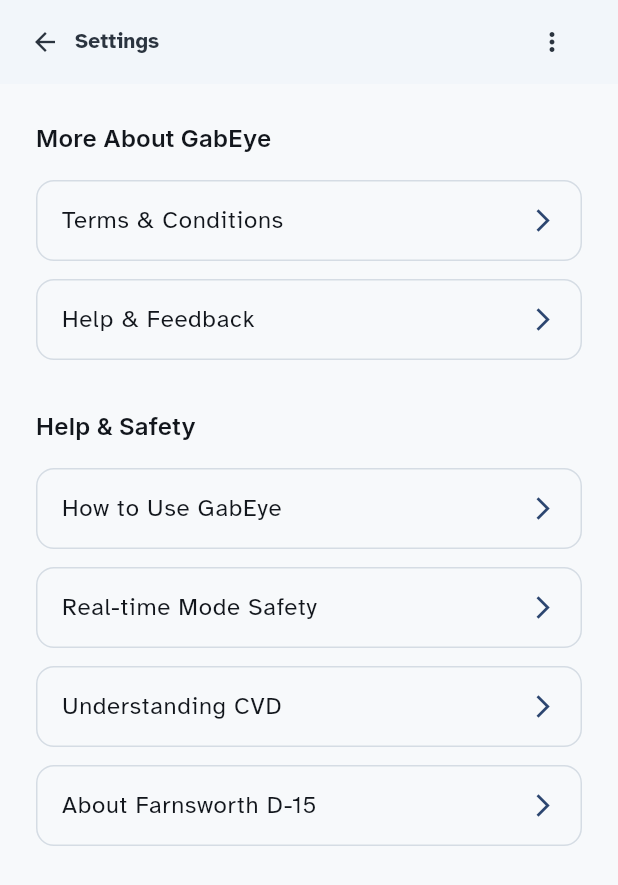
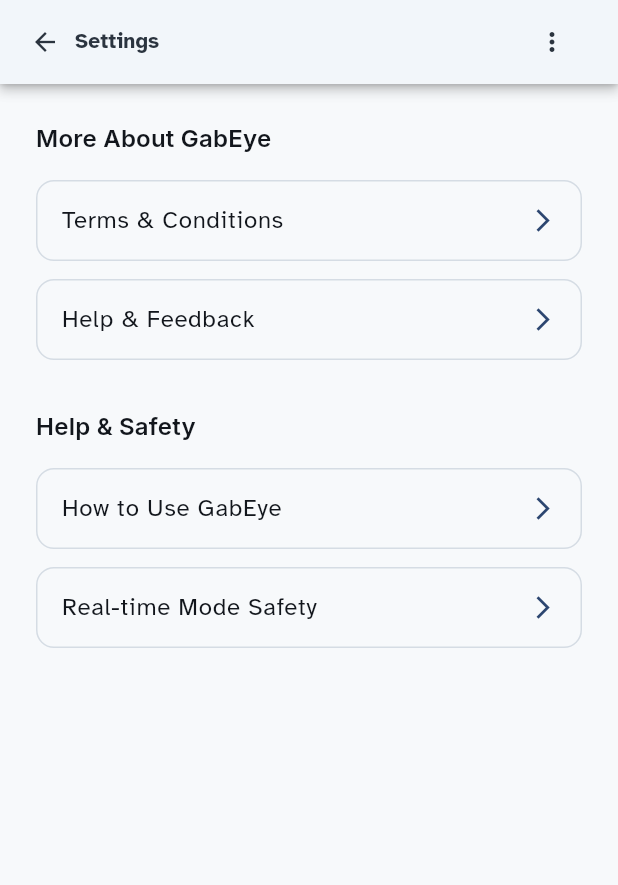
Before and after one commit to dinonIsaig/GabEye, a Flutter app: the GabEyeSettingsScreen screen opened by its route, on a phone screen of 412 x 824 dp. Shown: the top 885 px of the screen. Run offline on Flutter 3.47's test engine with Material 3 defaults, Android fonts, the phone set to English and light mode, and no system bars; our stand-ins replace flutter_svg, google_fonts.

Commit message:
Fixed upper navbar shadow issue, fixed article heading svg to png, remove unnecessary assets/ features in some pages

```diff
--- a/lib/components/navbar/article_navbar.dart
+++ b/lib/components/navbar/article_navbar.dart
@@ -60,11 +60,25 @@
 
     return Material(
       color: colorScheme.surfaceContainer,
-      elevation: _isScrolledUnder ? 6 : 0,
-      shadowColor: Colors.black.withValues(alpha: 0.6),
+      elevation: 3,
+      shadowColor: Colors.black.withValues(alpha: 0.3),
       surfaceTintColor: Colors.transparent,
       child: Container(
-        decoration: BoxDecoration(color: colorScheme.surfaceContainer),
+        decoration: BoxDecoration(
+          color: colorScheme.surfaceContainer,
+          boxShadow: [
+            BoxShadow(
+              color: Colors.black.withValues(alpha: 0.18),
+              blurRadius: 6,
+              offset: const Offset(0, 3),
+            ),
+            BoxShadow(
+              color: Colors.black.withValues(alpha: 0.12),
+              blurRadius: 2,
+              offset: const Offset(0, 1),
+            ),
+          ],
+        ),
         child: SafeArea(
           bottom: false,
           child: SizedBox(
--- a/lib/features/assessment/widgets/pre_assessment_hero_header.dart
+++ b/lib/features/assessment/widgets/pre_assessment_hero_header.dart
@@ -1,5 +1,4 @@
 import 'package:flutter/material.dart';
-import 'package:flutter_svg/flutter_svg.dart';
 
 class PreAssessmentHeroHeader extends StatelessWidget {
   final String title;
@@ -22,8 +21,8 @@
               borderRadius: const BorderRadius.vertical(
                 bottom: Radius.circular(24),
               ),
-              child: SvgPicture.asset(
-                'assets/images/articleHeading.svg',
+              child: Image.asset(
+                'assets/images/articleHeading.png',
                 fit: BoxFit.cover,
               ),
             ),
--- a/lib/features/featured_reads/settings/gabeye_settings.dart
+++ b/lib/features/featured_reads/settings/gabeye_settings.dart
@@ -70,18 +70,6 @@
                 // Navigate to real-time mode safety
               },
             ),
-            SettingItem(
-              title: 'Understanding CVD',
-              onTap: () {
-                // Navigate to understanding CVD
-              },
-            ),
-            SettingItem(
-              title: 'About Farnsworth D-15',
-              onTap: () {
-                // Navigate to farnsworth d-15
-              },
-            ),
           ],
         ),
       ],
@@ -97,10 +85,9 @@
     final settingsContent = SettingsContent.defaultContent(context);
 
     return Scaffold(
-      body: SafeArea(
-        child: Column(
-          children: [
-            GabEyeArticleNavbar(
+      appBar: PreferredSize(
+        preferredSize: const Size.fromHeight(kToolbarHeight),
+        child: GabEyeArticleNavbar(
           title: 'Settings',
           onBack: () => Navigator.maybePop(context),
           onMenuSelected: (option) {
@@ -120,7 +107,8 @@
             }
           },
         ),
-            Expanded(
+      ),
+      body: SafeArea(
         child: SingleChildScrollView(
           child: Padding(
             padding: const EdgeInsets.all(24),
@@ -132,9 +120,6 @@
               ),
             ),
           ),
-              ),
-            ),
-          ],
         ),
       ),
     );
--- a/lib/features/home/screens/home_screen.dart
+++ b/lib/features/home/screens/home_screen.dart
@@ -86,7 +86,7 @@
         description:
             'The Farnsworth D-15 is a quick color arrangement test designed to screen for moderate to severe color vision deficiencies.',
         imageAsset: 'assets/images/cvd_cover.png',
-        ctaLabel: 'Take Assessment',
+        ctaLabel: 'Read more',
         onReadMore: (ctx) =>
             Navigator.pushNamed(ctx, AppRoutes.preAssessmentHowItWorks),
       ),
```
Also changed, not shown: lib/components/article_navbar.dart (+10 -3 lines), lib/components/home_navbar.dart (+10 -3 lines), lib/components/navbar/home_navbar.dart (+10 -3 lines), lib/components/navbar/progress_navbar.dart (+10 -3 lines), lib/core/widgets/gabeye_app_bar.dart (+27 -8 lines), lib/features/assessment/screens/assessment_screen.dart (+18 -30 lines), lib/features/assessment/screens/results_screen.dart (+3 -18 lines), lib/features/assessment/widgets/profile_heading_banner.dart (+16 -5 lines), lib/features/featured_reads/articles/gabeye_article.dart (+5 -8 lines), lib/features/featured_reads/settings/help_feedback_screen.dart (+10 -16 lines), lib/features/featured_reads/settings/terms_and_conditions_page.dart (+5 -8 lines), assets/images/articleHeading.png (added), assets/images/articleHeading.svg (deleted). Lines whose indentation alone changed are shown as unchanged.
